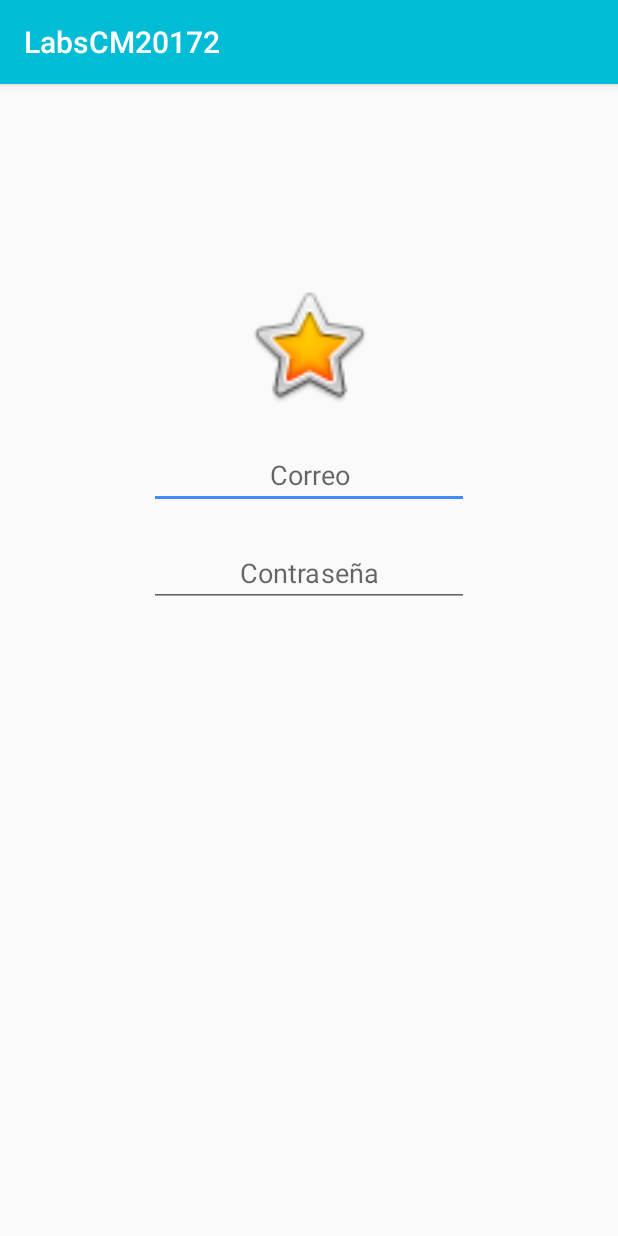
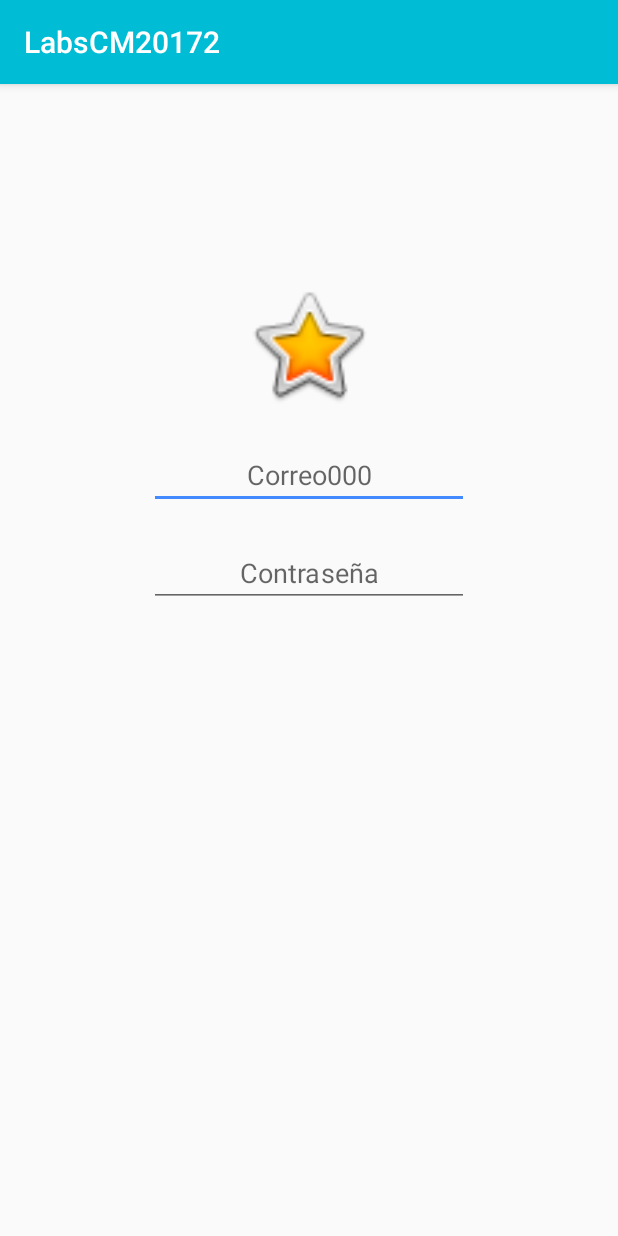
Before and after one commit to JohnathanMB/LabsCM20172, an Android app: the screen it shows after launch (Login), on a phone screen of 412 x 824 dp. Run offline under Robolectric (Android 15) with nearby library versions, the phone set to English and light mode, and no system bars; libraries missing offline, so code that uses them is left out: gun0912.tedbottompicker.

```diff
--- a/Lab1-UI/src/main/res/values/strings.xml
+++ b/Lab1-UI/src/main/res/values/strings.xml
@@ -1,5 +1,5 @@
 <resources>
     <string name="app_name">LabsCM20172</string>
-    <string name="Email_In">Correo</string>
+    <string name="Email_In">Correo000</string>
     <string name="Pass_In">Contraseña</string>
 </resources>
```
